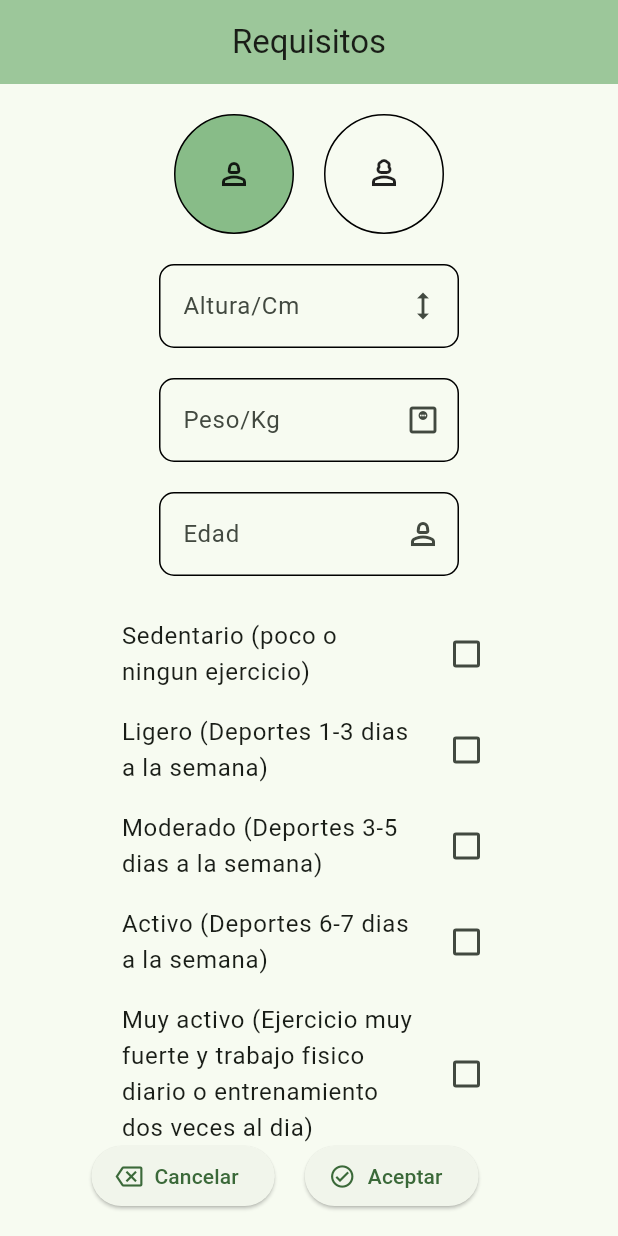
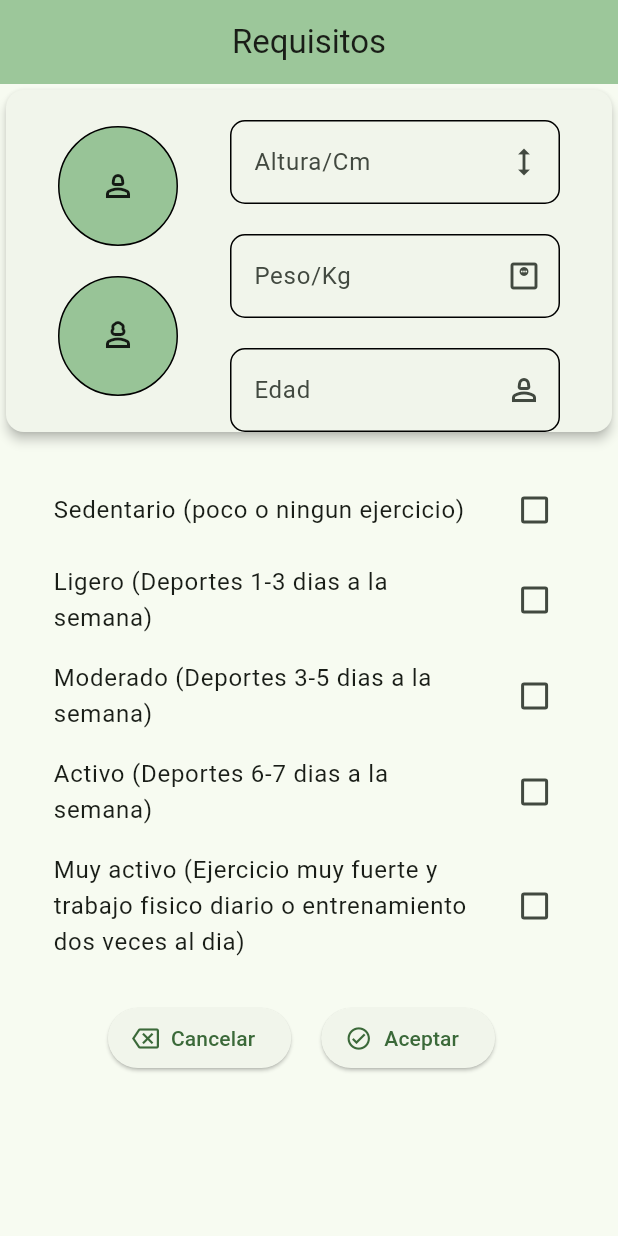
Before and after one commit to josejesus3/VitacoraCalorias, a Flutter app: the screen it shows after launch, on a phone screen of 412 x 824 dp. Run offline on Flutter 3.47's test engine with Material 3 defaults, Android fonts, the light colour scheme and no system bars; our stand-ins replace animate_do, percent_indicator, shared_preferences.

Commit message:
PageViewRequisitos

```diff
--- a/lib/main.dart
+++ b/lib/main.dart
@@ -1,8 +1,7 @@
 import 'package:flutter/material.dart';
 import 'package:provider/provider.dart';
 import 'package:vitacora_calorias/config/theme/app_theme.dart';
-import 'package:vitacora_calorias/presentation/screen/vitacora_calorias.dart';
-import 'package:vitacora_calorias/presentation/widget/calculadora_calorias.dart';
+import 'package:vitacora_calorias/presentation/screen/page_view_requisitos.dart';
 import 'package:vitacora_calorias/provider/consumo_diario.dart';
 import 'package:vitacora_calorias/provider/lista_alimentos.dart';
 
@@ -24,8 +23,7 @@ class MyApp extends StatelessWidget {
       ],
       child: MaterialApp(
         debugShowCheckedModeBanner: false,
-        home: const CalculadorCalorias(),
-
+        home: const PageViewRequisitos(),
         theme: AppTheme(selectColors: 4).getTheme(),
       ),
     );
--- /dev/null
+++ b/lib/presentation/screen/page_view_requisitos.dart
@@ -0,0 +1,25 @@
+import 'package:flutter/material.dart';
+import 'package:vitacora_calorias/presentation/widget/calculadora_calorias.dart';
+
+class PageViewRequisitos extends StatefulWidget {
+  const PageViewRequisitos({super.key});
+
+  @override
+  State<PageViewRequisitos> createState() => _PageViewRequisitosState();
+}
+
+class _PageViewRequisitosState extends State<PageViewRequisitos> {
+  @override
+  Widget build(BuildContext context) {
+    return Stack(
+      children: [
+        PageView(
+          children: const [
+            CalculadorCalorias(),
+            CalculadorCalorias(),
+          ],
+        )
+      ],
+    );
+  }
+}
--- a/lib/presentation/widget/calculadora_calorias.dart
+++ b/lib/presentation/widget/calculadora_calorias.dart
@@ -1,138 +1,152 @@
-import 'package:flutter/cupertino.dart';
 import 'package:flutter/material.dart';
+import 'package:flutter/widgets.dart';
 
 class CalculadorCalorias extends StatelessWidget {
   const CalculadorCalorias({super.key});
 
   @override
   Widget build(BuildContext context) {
-    TextEditingController altura = TextEditingController();
+    TextEditingController alturaController = TextEditingController();
+    TextEditingController pesoController = TextEditingController();
+    TextEditingController edadController = TextEditingController();
 
-    final sized = MediaQuery.of(context).size;
     return Scaffold(
-      floatingActionButton: Row(
-        children: [
-          const Spacer(),
-          ElevatedButton.icon(
-            onPressed: () {},
-            icon: const Icon(Icons.backspace_outlined),
-            label: const Text('Cancelar'),
-          ),
-          const SizedBox(
-            width: 20,
-          ),
-          ElevatedButton.icon(
-              onPressed: () {},
-              icon: const Icon(Icons.check_circle_outlined),
-              label: const Text('Aceptar')),
-          const Spacer(),
-        ],
-      ),
       appBar: AppBar(
         title: const Center(
           child: Text('Requisitos'),
         ),
       ),
-      body: Column(
+      body: SingleChildScrollView(
+        child: Column(
           children: [
+            Card(
+              elevation: 3,
+              child: Row(
+                children: [
+                  const Spacer(),
+                  Column(
+                    children: [
+                      _IconoCirculo(
+                        icon: Icons.person_2_outlined,
+                        onTap: () {
+                          print('Presionado');
+                        },
+                      ),
                       const SizedBox(
                         height: 20,
                       ),
-          Row(
-            children: [
-              const Spacer(),
-              GestureDetector(
-                onTap: () {
-                  print('Presionado');
-                },
-                child: Container(
-                  width: 80,
-                  height: 80,
-                  decoration: BoxDecoration(
-                      color: const Color.fromARGB(148, 56, 142, 60),
-                      border: Border.all(),
-                      borderRadius: BorderRadius.circular(50)),
-                  child: const Icon(Icons.person_2_outlined),
+                      _IconoCirculo(
+                        icon: Icons.person_3_outlined,
+                        onTap: () {},
                       ),
-              ),
-              const SizedBox(
-                width: 20,
-              ),
-              GestureDetector(
-                onTap: () {},
-                child: Container(
-                  width: 80,
-                  height: 80,
-                  decoration: BoxDecoration(
-                      border: Border.all(),
-                      borderRadius: BorderRadius.circular(50)),
-                  child: const Icon(Icons.person_3_outlined),
-                ),
+                    ],
                   ),
                   const Spacer(),
-            ],
-          ),
+                  Column(
+                    children: [
                       _FormularioRegistro(
                         nombreCampo: 'Altura/Cm',
-            textContrller: altura,
+                        textController: alturaController,
                         icon: Icons.height_outlined,
                       ),
                       _FormularioRegistro(
                         nombreCampo: 'Peso/Kg',
-            textContrller: altura,
+                        textController: pesoController,
                         icon: Icons.monitor_weight_outlined,
                       ),
                       _FormularioRegistro(
                         nombreCampo: 'Edad',
-            textContrller: altura,
+                        textController: edadController,
                         icon: Icons.person_2_outlined,
+                      ),
+                    ],
+                  ),
+                  const Spacer()
+                ],
+              ),
             ),
             const SizedBox(
               height: 20,
             ),
             const _CheckBoxGet(
               title: 'Sedentario (poco o ningun ejercicio)',
-            value: false,
             ),
             const _CheckBoxGet(
               title: 'Ligero (Deportes 1-3 dias a la semana)',
-            value: false,
             ),
             const _CheckBoxGet(
               title: 'Moderado (Deportes 3-5 dias a la semana)',
-            value: false,
             ),
             const _CheckBoxGet(
               title: 'Activo (Deportes 6-7 dias a la semana)',
-            value: false,
             ),
             const _CheckBoxGet(
               title:
                   'Muy activo (Ejercicio muy fuerte y trabajo fisico diario o entrenamiento dos veces al dia)',
-            value: false,
             ),
             const SizedBox(
               height: 20,
             ),
+            Row(
+              mainAxisAlignment: MainAxisAlignment.center,
+              children: [
+                _BotonesConfirmacion(
+                  onPressed: () {},
+                  title: 'Cancelar',
+                  icon: Icons.backspace_outlined,
+                ),
+                const SizedBox(
+                  width: 20,
+                ),
+                _BotonesConfirmacion(
+                  onPressed: () {},
+                  title: 'Aceptar',
+                  icon: Icons.check_circle_outlined,
+                ),
+                const SizedBox(
+                  width: 10,
+                ),
               ],
+            ),
+          ],
+        ),
       ),
     );
   }
 }
 
+class _BotonesConfirmacion extends StatelessWidget {
+  final VoidCallback onPressed;
+  final String title;
+  final IconData icon;
+  const _BotonesConfirmacion({
+    required this.onPressed,
+    required this.title,
+    required this.icon,
+  });
+
+  @override
+  Widget build(BuildContext context) {
+    return ElevatedButton.icon(
+      onPressed: onPressed,
+      icon: Icon(icon),
+      label: Text(title),
+    );
+  }
+}
+
 class _CheckBoxGet extends StatelessWidget {
-  final bool value;
   final String title;
   const _CheckBoxGet({
     super.key,
-    required this.value,
     required this.title,
   });
 
   @override
   Widget build(BuildContext context) {
+    final sized = MediaQuery.of(context).size;
     return SizedBox(
-      width: 280,
+      width: sized.width * 0.9,
       child: CheckboxListTile(
         contentPadding: const EdgeInsets.symmetric(horizontal: 15),
         value: false,
@@ -144,11 +158,11 @@ class _CheckBoxGet extends StatelessWidget {
 }
 
 class _FormularioRegistro extends StatelessWidget {
-  final TextEditingController textContrller;
+  final TextEditingController textController;
   final IconData icon;
   final String nombreCampo;
   const _FormularioRegistro({
-    required this.textContrller,
+    required this.textController,
     required this.nombreCampo,
     required this.icon,
   });
@@ -161,9 +175,9 @@ class _FormularioRegistro extends StatelessWidget {
     return Padding(
       padding: const EdgeInsets.only(top: 20),
       child: SizedBox(
-        width: 200,
+        width: 220,
         child: TextField(
-          controller: textContrller,
+          controller: textController,
           decoration: InputDecoration(
             labelText: nombreCampo,
             enabledBorder: inputBorder,
@@ -175,3 +189,28 @@ class _FormularioRegistro extends StatelessWidget {
     );
   }
 }
+
+class _IconoCirculo extends StatelessWidget {
+  final IconData icon;
+  final VoidCallback onTap;
+  const _IconoCirculo({
+    required this.icon,
+    required this.onTap,
+  });
+
+  @override
+  Widget build(BuildContext context) {
+    return GestureDetector(
+      onTap: onTap,
+      child: Container(
+        width: 80,
+        height: 80,
+        decoration: BoxDecoration(
+            color: const Color.fromARGB(122, 56, 142, 60),
+            border: Border.all(),
+            borderRadius: BorderRadius.circular(50)),
+        child: Icon(icon),
+      ),
+    );
+  }
+}
```
Lines whose indentation alone changed are shown as unchanged.
